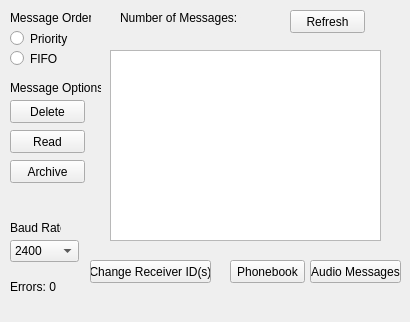
Qt form Paging/receiverwindow.ui (acranbury/Paging) before a commit.
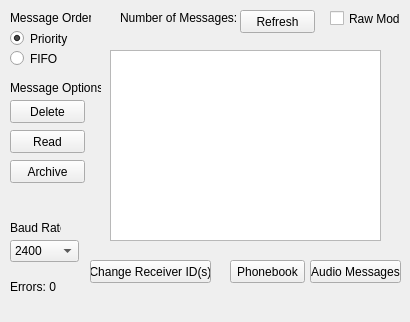
The same form after that commit.

The edit to the form file:
```diff
--- a/Paging/receiverwindow.ui
+++ b/Paging/receiverwindow.ui
@@ -26,6 +26,9 @@
     <property name="text">
      <string>Priority</string>
     </property>
+    <property name="checked">
+     <bool>true</bool>
+    </property>
     <attribute name="buttonGroup">
      <string>msgOrderGrp</string>
     </attribute>
@@ -127,7 +130,7 @@
    <widget class="QPushButton" name="refreshBtn">
     <property name="geometry">
      <rect>
-      <x>290</x>
+      <x>240</x>
       <y>10</y>
       <width>75</width>
       <height>23</height>
@@ -260,6 +263,19 @@
      <bool>true</bool>
     </property>
    </widget>
+   <widget class="QCheckBox" name="rawModeChk">
+    <property name="geometry">
+     <rect>
+      <x>330</x>
+      <y>10</y>
+      <width>70</width>
+      <height>17</height>
+     </rect>
+    </property>
+    <property name="text">
+     <string>Raw Mode</string>
+    </property>
+   </widget>
   </widget>
   <widget class="QMenuBar" name="menubar">
    <property name="geometry">
```
